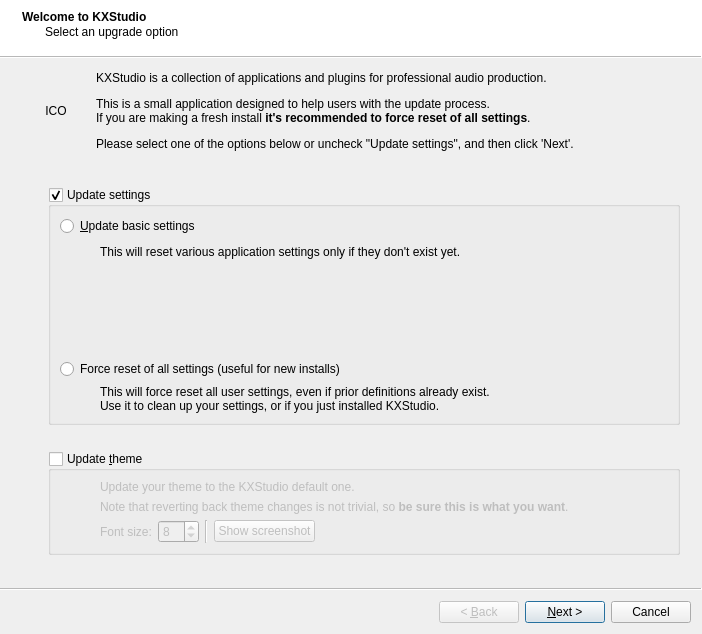
KXStudio/KXStudio, file welcome/welcome.ui: the form before one commit.
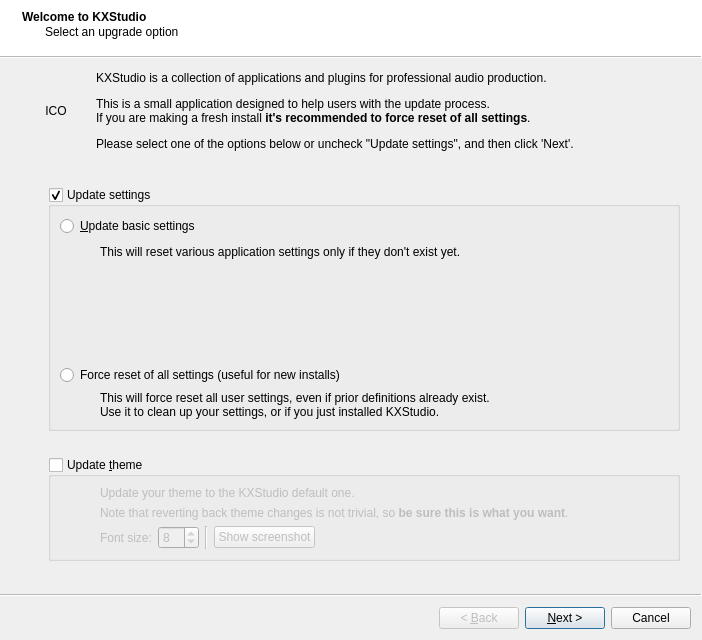
The form after the commit.

```diff
--- a/welcome/welcome.ui
+++ b/welcome/welcome.ui
@@ -7,7 +7,7 @@
     <x>0</x>
     <y>0</y>
     <width>702</width>
-    <height>634</height>
+    <height>640</height>
    </rect>
   </property>
   <property name="windowTitle">
```
